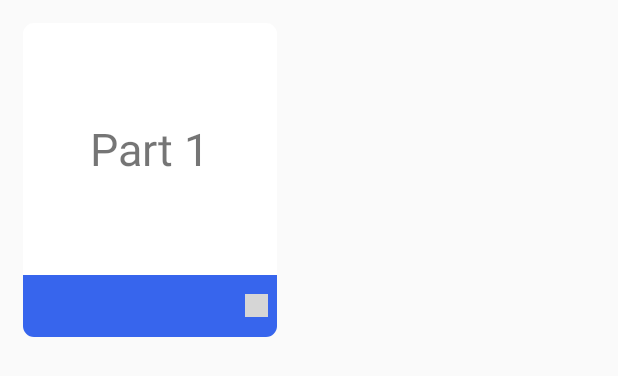
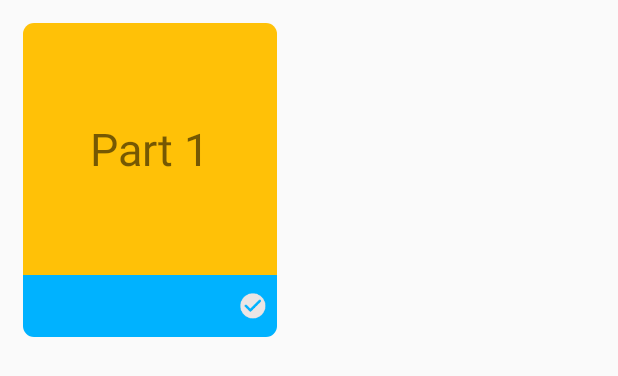
Before and after one commit to eonx32/Downloader, an Android app: the layout card_item_layout.xml on its own in the app's theme, with its tools: preview values and no code run, on a phone screen of 412 x 824 dp. Shown: the top 376 px of the screen. Run offline under Robolectric (Android 15) with nearby library versions, the phone set to English and light mode, and no system bars; grey boxes are pictures that could not be loaded.

Commit message:
Added tick icon

```diff
--- a/homePage/app/src/main/java/com/example/Downloader/view/FilePartAdapter.java
+++ b/homePage/app/src/main/java/com/example/Downloader/view/FilePartAdapter.java
@@ -37,6 +37,8 @@ public class FilePartAdapter extends RecyclerView.Adapter<FilePartAdapter.ItemHo
         holder.partName.setText("Part-"+filePart.getId());
 
         holder.partName.setOnClickListener(view -> mItemClickListener.onItemClick(position, filePart));
+        if(filePart.isAvailable())
+            holder.tick.setImageResource(R.mipmap.round_check_circle_green_48px);
         holder.tick.setOnClickListener(view -> mItemClickListener.onItemClick(position, filePart));
         holder.layout1.setOnClickListener(view -> mItemClickListener.onItemClick(position, filePart));
         holder.layout2.setOnClickListener(view -> mItemClickListener.onItemClick(position, filePart));
--- a/homePage/app/src/main/res/drawable/round_corner_bg_down.xml
+++ b/homePage/app/src/main/res/drawable/round_corner_bg_down.xml
@@ -1,6 +1,6 @@
 <?xml version="1.0" encoding="UTF-8"?>
 <shape xmlns:android="http://schemas.android.com/apk/res/android">
-    <solid android:color="@color/darkBlue"/>
+    <solid android:color="@color/blue"/>
 
     <padding android:left="1dp"
         android:top="1dp"
--- a/homePage/app/src/main/res/drawable/round_corner_bg_up.xml
+++ b/homePage/app/src/main/res/drawable/round_corner_bg_up.xml
@@ -1,6 +1,6 @@
 <?xml version="1.0" encoding="UTF-8"?>
 <shape xmlns:android="http://schemas.android.com/apk/res/android">
-    <solid android:color="#ffffffff"/>
+    <solid android:color="@color/colorPrimary"/>
 
     <padding android:left="1dp"
         android:top="1dp"
--- a/homePage/app/src/main/res/layout/activity_file.xml
+++ b/homePage/app/src/main/res/layout/activity_file.xml
@@ -4,7 +4,8 @@
     xmlns:tools="http://schemas.android.com/tools"
     android:layout_width="match_parent"
     android:layout_height="match_parent"
-    tools:context=".activity.FileActivity">
+    tools:context=".activity.FileActivity"
+    android:background="@drawable/flowersdrops">
 
     <android.support.v7.widget.RecyclerView
         android:layout_width="match_parent"
--- a/homePage/app/src/main/res/layout/card_item_layout.xml
+++ b/homePage/app/src/main/res/layout/card_item_layout.xml
@@ -49,11 +49,11 @@
                 android:id="@+id/cardLayout2">
 
                 <android.support.v7.widget.AppCompatImageView
-                    android:layout_width="15dp"
-                    android:layout_height="15dp"
+                    android:layout_width="20dp"
+                    android:layout_height="20dp"
                     android:layout_alignParentRight="true"
                     android:layout_centerVertical="true"
-                    android:background="@mipmap/ic_tick_gray"
+                    android:background="@mipmap/round_check_circle_gray_128px"
                     android:id="@+id/tick"/>
 
             </RelativeLayout>
```
Also changed, not shown: homePage/app/src/main/res/mipmap-xxxhdpi/round_check_circle_gray_128px.png (added), homePage/app/src/main/res/mipmap-xxxhdpi/round_check_circle_green_48px.png (added).
